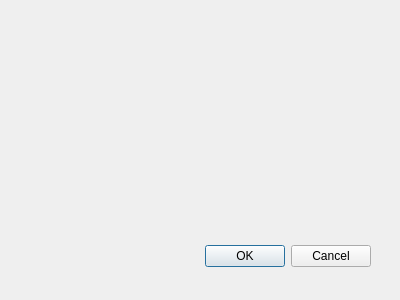
Before: the Qt Designer form dialog.ui in CieloSun/LifeGameGUI, drawn with Qt 5.
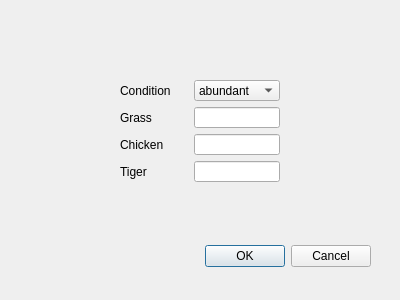
After: the same form once the commit is applied.

What changed in the file:
```diff
--- a/dialog.ui
+++ b/dialog.ui
@@ -31,6 +31,95 @@
     <set>QDialogButtonBox::Cancel|QDialogButtonBox::Ok</set>
    </property>
   </widget>
+  <widget class="QWidget" name="horizontalLayoutWidget">
+   <property name="geometry">
+    <rect>
+     <x>120</x>
+     <y>80</y>
+     <width>160</width>
+     <height>102</height>
+    </rect>
+   </property>
+   <layout class="QHBoxLayout" name="horizontalLayout">
+    <item>
+     <layout class="QVBoxLayout" name="verticalLayout">
+      <item>
+       <widget class="QLabel" name="label">
+        <property name="text">
+         <string>Condition</string>
+        </property>
+       </widget>
+      </item>
+      <item>
+       <widget class="QLabel" name="label_2">
+        <property name="text">
+         <string>Grass</string>
+        </property>
+       </widget>
+      </item>
+      <item>
+       <widget class="QLabel" name="label_3">
+        <property name="text">
+         <string>Chicken</string>
+        </property>
+       </widget>
+      </item>
+      <item>
+       <widget class="QLabel" name="label_4">
+        <property name="text">
+         <string>Tiger</string>
+        </property>
+       </widget>
+      </item>
+     </layout>
+    </item>
+    <item>
+     <spacer name="horizontalSpacer">
+      <property name="orientation">
+       <enum>Qt::Horizontal</enum>
+      </property>
+      <property name="sizeHint" stdset="0">
+       <size>
+        <width>40</width>
+        <height>20</height>
+       </size>
+      </property>
+     </spacer>
+    </item>
+    <item>
+     <layout class="QVBoxLayout" name="verticalLayout_2">
+      <item>
+       <widget class="QComboBox" name="comboBox">
+        <item>
+         <property name="text">
+          <string>abundant</string>
+         </property>
+        </item>
+        <item>
+         <property name="text">
+          <string>normal</string>
+         </property>
+        </item>
+        <item>
+         <property name="text">
+          <string>severe</string>
+         </property>
+        </item>
+       </widget>
+      </item>
+      <item>
+       <widget class="QLineEdit" name="lineEdit_2"/>
+      </item>
+      <item>
+       <widget class="QLineEdit" name="lineEdit_3"/>
+      </item>
+      <item>
+       <widget class="QLineEdit" name="lineEdit"/>
+      </item>
+     </layout>
+    </item>
+   </layout>
+  </widget>
  </widget>
  <pixmapfunction></pixmapfunction>
  <resources/>
```
Left out of the diff: 30 changed lines with no effect on the pictures.
